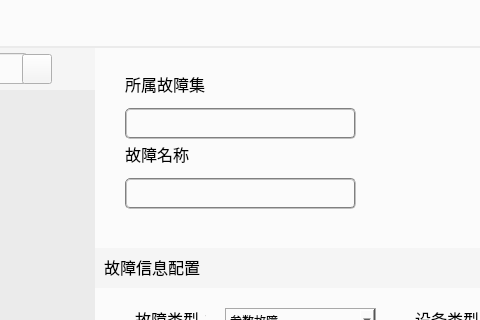
The window that 15.SimulationTrainingSys_DEV/src/DeviceManager/UI/AddErrorCommand.ui (FakeItUtillMakeIt/QT-example) describes before a commit, drawn with Qt 5; both pictures show x 166 to 646 and y 0 to 320 of the 1214 by 827 pixel window.
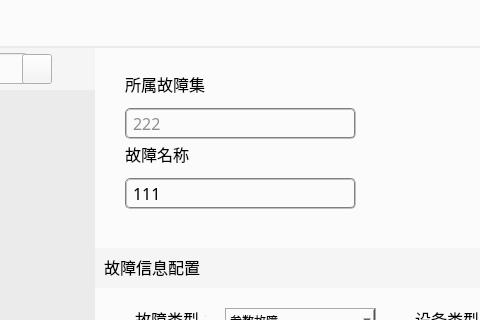
The same window after the commit. Icons and pictures are not drawn.

What changed in the file:
```diff
--- a/15.SimulationTrainingSys_DEV/src/DeviceManager/UI/AddErrorCommand.ui
+++ b/15.SimulationTrainingSys_DEV/src/DeviceManager/UI/AddErrorCommand.ui
@@ -477,7 +477,10 @@
             <property name="styleSheet">
              <string notr="true">border:2px groove gray;border-radius:5px;padding:2px 4px;
 font: 12pt &quot;微软雅黑&quot;;
-</string>
+color: rgb(0, 0, 0);</string>
+            </property>
+            <property name="text">
+             <string>111</string>
             </property>
            </widget>
            <widget class="QLabel" name="label">
@@ -526,7 +529,10 @@
             <property name="styleSheet">
              <string notr="true">border:2px groove gray;border-radius:5px;padding:2px 4px;
 font: 12pt &quot;微软雅黑&quot;;
-</string>
+color: rgb(142, 142, 142);</string>
+            </property>
+            <property name="text">
+             <string>222</string>
             </property>
             <property name="readOnly">
              <bool>true</bool>
```
